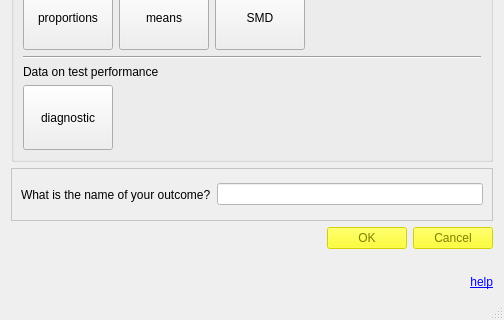
bwallace/OpenMeta-analyst-, file create_new_projectdlg.ui: the form before one commit; both pictures show x 0 to 504 and y 221 to 541 of the 504 by 541 pixel window.
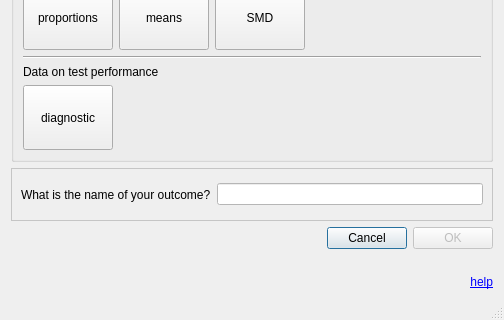
The form after the commit. Icons and pictures are not drawn.

Commit message: fixed ok/cancel behavior on create new project dialog

What changed in the file:
```diff
--- a/create_new_projectdlg.ui
+++ b/create_new_projectdlg.ui
@@ -924,429 +924,38 @@
     </widget>
    </item>
    <item>
-    <widget class="QDialogButtonBox" name="buttonBox">
-     <property name="enabled">
-      <bool>false</bool>
-     </property>
-     <property name="palette">
-      <palette>
-       <active>
-        <colorrole role="WindowText">
-         <brush brushstyle="SolidPattern">
-          <color alpha="255">
-           <red>0</red>
-           <green>0</green>
-           <blue>0</blue>
-          </color>
-         </brush>
-        </colorrole>
-        <colorrole role="Button">
-         <brush brushstyle="SolidPattern">
-          <color alpha="255">
-           <red>255</red>
-           <green>255</green>
-           <blue>0</blue>
-          </color>
-         </brush>
-        </colorrole>
-        <colorrole role="Light">
-         <brush brushstyle="SolidPattern">
-          <color alpha="255">
-           <red>255</red>
-           <green>255</green>
-           <blue>127</blue>
-          </color>
-         </brush>
-        </colorrole>
-        <colorrole role="Midlight">
-         <brush brushstyle="SolidPattern">
-          <color alpha="255">
-           <red>255</red>
-           <green>255</green>
-           <blue>63</blue>
-          </color>
-         </brush>
-        </colorrole>
-        <colorrole role="Dark">
-         <brush brushstyle="SolidPattern">
-          <color alpha="255">
-           <red>127</red>
-           <green>127</green>
-           <blue>0</blue>
-          </color>
-         </brush>
-        </colorrole>
-        <colorrole role="Mid">
-         <brush brushstyle="SolidPattern">
-          <color alpha="255">
-           <red>170</red>
-           <green>170</green>
-           <blue>0</blue>
-          </color>
-         </brush>
-        </colorrole>
-        <colorrole role="Text">
-         <brush brushstyle="SolidPattern">
-          <color alpha="255">
-           <red>0</red>
-           <green>0</green>
-           <blue>0</blue>
-          </color>
-         </brush>
-        </colorrole>
-        <colorrole role="BrightText">
-         <brush brushstyle="SolidPattern">
-          <color alpha="255">
-           <red>255</red>
-           <green>255</green>
-           <blue>255</blue>
-          </color>
-         </brush>
-        </colorrole>
-        <colorrole role="ButtonText">
-         <brush brushstyle="SolidPattern">
-          <color alpha="255">
-           <red>0</red>
-           <green>0</green>
-           <blue>0</blue>
-          </color>
-         </brush>
-        </colorrole>
-        <colorrole role="Base">
-         <brush brushstyle="SolidPattern">
-          <color alpha="255">
-           <red>255</red>
-           <green>255</green>
-           <blue>255</blue>
-          </color>
-         </brush>
-        </colorrole>
-        <colorrole role="Window">
-         <brush brushstyle="SolidPattern">
-          <color alpha="255">
-           <red>255</red>
-           <green>255</green>
-           <blue>0</blue>
-          </color>
-         </brush>
-        </colorrole>
-        <colorrole role="Shadow">
-         <brush brushstyle="SolidPattern">
-          <color alpha="255">
-           <red>0</red>
-           <green>0</green>
-           <blue>0</blue>
-          </color>
-         </brush>
-        </colorrole>
-        <colorrole role="AlternateBase">
-         <brush brushstyle="SolidPattern">
-          <color alpha="255">
-           <red>255</red>
-           <green>255</green>
-           <blue>127</blue>
-          </color>
-         </brush>
-        </colorrole>
-        <colorrole role="ToolTipBase">
-         <brush brushstyle="SolidPattern">
-          <color alpha="255">
-           <red>255</red>
-           <green>255</green>
-           <blue>220</blue>
-          </color>
-         </brush>
-        </colorrole>
-        <colorrole role="ToolTipText">
-         <brush brushstyle="SolidPattern">
-          <color alpha="255">
-           <red>0</red>
-           <green>0</green>
-           <blue>0</blue>
-          </color>
-         </brush>
-        </colorrole>
-       </active>
-       <inactive>
-        <colorrole role="WindowText">
-         <brush brushstyle="SolidPattern">
-          <color alpha="255">
-           <red>0</red>
-           <green>0</green>
-           <blue>0</blue>
-          </color>
-         </brush>
-        </colorrole>
-        <colorrole role="Button">
-         <brush brushstyle="SolidPattern">
-          <color alpha="255">
-           <red>255</red>
-           <green>255</green>
-           <blue>0</blue>
-          </color>
-         </brush>
-        </colorrole>
-        <colorrole role="Light">
-         <brush brushstyle="SolidPattern">
-          <color alpha="255">
-           <red>255</red>
-           <green>255</green>
-           <blue>127</blue>
-          </color>
-         </brush>
-        </colorrole>
-        <colorrole role="Midlight">
-         <brush brushstyle="SolidPattern">
-          <color alpha="255">
-           <red>255</red>
-           <green>255</green>
-           <blue>63</blue>
-          </color>
-         </brush>
-        </colorrole>
-        <colorrole role="Dark">
-         <brush brushstyle="SolidPattern">
-          <color alpha="255">
-           <red>127</red>
-           <green>127</green>
-           <blue>0</blue>
-          </color>
-         </brush>
-        </colorrole>
-        <colorrole role="Mid">
-         <brush brushstyle="SolidPattern">
-          <color alpha="255">
-           <red>170</red>
-           <green>170</green>
-           <blue>0</blue>
-          </color>
-         </brush>
-        </colorrole>
-        <colorrole role="Text">
-         <brush brushstyle="SolidPattern">
-          <color alpha="255">
-           <red>0</red>
-           <green>0</green>
-           <blue>0</blue>
-          </color>
-         </brush>
-        </colorrole>
-        <colorrole role="BrightText">
-         <brush brushstyle="SolidPattern">
-          <color alpha="255">
-           <red>255</red>
-           <green>255</green>
-           <blue>255</blue>
-          </color>
-         </brush>
-        </colorrole>
-        <colorrole role="ButtonText">
-         <brush brushstyle="SolidPattern">
-          <color alpha="255">
-           <red>0</red>
-           <green>0</green>
-           <blue>0</blue>
-          </color>
-         </brush>
-        </colorrole>
-        <colorrole role="Base">
-         <brush brushstyle="SolidPattern">
-          <color alpha="255">
-           <red>255</red>
-           <green>255</green>
-           <blue>255</blue>
-          </color>
-         </brush>
-        </colorrole>
-        <colorrole role="Window">
-         <brush brushstyle="SolidPattern">
-          <color alpha="255">
-           <red>255</red>
-           <green>255</green>
-           <blue>0</blue>
-          </color>
-         </brush>
-        </colorrole>
-        <colorrole role="Shadow">
-         <brush brushstyle="SolidPattern">
-          <color alpha="255">
-           <red>0</red>
-           <green>0</green>
-           <blue>0</blue>
-          </color>
-         </brush>
-        </colorrole>
-        <colorrole role="AlternateBase">
-         <brush brushstyle="SolidPattern">
-          <color alpha="255">
-           <red>255</red>
-           <green>255</green>
-           <blue>127</blue>
-          </color>
-         </brush>
-        </colorrole>
-        <colorrole role="ToolTipBase">
-         <brush brushstyle="SolidPattern">
-          <color alpha="255">
-           <red>255</red>
-           <green>255</green>
-           <blue>220</blue>
-          </color>
-         </brush>
-        </colorrole>
-        <colorrole role="ToolTipText">
-         <brush brushstyle="SolidPattern">
-          <color alpha="255">
-           <red>0</red>
-           <green>0</green>
-           <blue>0</blue>
-          </color>
-         </brush>
-        </colorrole>
-       </inactive>
-       <disabled>
-        <colorrole role="WindowText">
-         <brush brushstyle="SolidPattern">
-          <color alpha="255">
-           <red>127</red>
-           <green>127</green>
-           <blue>0</blue>
-          </color>
-         </brush>
-        </colorrole>
-        <colorrole role="Button">
-         <brush brushstyle="SolidPattern">
-          <color alpha="255">
-           <red>255</red>
-           <green>255</green>
-           <blue>0</blue>
-          </color>
-         </brush>
-        </colorrole>
-        <colorrole role="Light">
-         <brush brushstyle="SolidPattern">
-          <color alpha="255">
-           <red>255</red>
-           <green>255</green>
-           <blue>127</blue>
-          </color>
-         </brush>
-        </colorrole>
-        <colorrole role="Midlight">
-         <brush brushstyle="SolidPattern">
-          <color alpha="255">
-           <red>255</red>
-           <green>255</green>
-           <blue>63</blue>
-          </color>
-         </brush>
-        </colorrole>
-        <colorrole role="Dark">
-         <brush brushstyle="SolidPattern">
-          <color alpha="255">
-           <red>127</red>
-           <green>127</green>
-           <blue>0</blue>
-          </color>
-         </brush>
-        </colorrole>
-        <colorrole role="Mid">
-         <brush brushstyle="SolidPattern">
-          <color alpha="255">
-           <red>170</red>
-           <green>170</green>
-           <blue>0</blue>
-          </color>
-         </brush>
-        </colorrole>
-        <colorrole role="Text">
-         <brush brushstyle="SolidPattern">
-          <color alpha="255">
-           <red>127</red>
-           <green>127</green>
-           <blue>0</blue>
-          </color>
-         </brush>
-        </colorrole>
-        <colorrole role="BrightText">
-         <brush brushstyle="SolidPattern">
-          <color alpha="255">
-           <red>255</red>
-           <green>255</green>
-           <blue>255</blue>
-          </color>
-         </brush>
-        </colorrole>
-        <colorrole role="ButtonText">
-         <brush brushstyle="SolidPattern">
-          <color alpha="255">
-           <red>127</red>
-           <green>127</green>
-           <blue>0</blue>
-          </color>
-         </brush>
-        </colorrole>
-        <colorrole role="Base">
-         <brush brushstyle="SolidPattern">
-          <color alpha="255">
-           <red>255</red>
-           <green>255</green>
-           <blue>0</blue>
-          </color>
-         </brush>
-        </colorrole>
-        <colorrole role="Window">
-         <brush brushstyle="SolidPattern">
-          <color alpha="255">
-           <red>255</red>
-           <green>255</green>
-           <blue>0</blue>
-          </color>
-         </brush>
-        </colorrole>
-        <colorrole role="Shadow">
-         <brush brushstyle="SolidPattern">
-          <color alpha="255">
-           <red>0</red>
-           <green>0</green>
-           <blue>0</blue>
-          </color>
-         </brush>
-        </colorrole>
-        <colorrole role="AlternateBase">
-         <brush brushstyle="SolidPattern">
-          <color alpha="255">
-           <red>255</red>
-           <green>255</green>
-           <blue>0</blue>
-          </color>
-         </brush>
-        </colorrole>
-        <colorrole role="ToolTipBase">
-         <brush brushstyle="SolidPattern">
-          <color alpha="255">
-           <red>255</red>
-           <green>255</green>
-           <blue>220</blue>
-          </color>
-         </brush>
-        </colorrole>
-        <colorrole role="ToolTipText">
-         <brush brushstyle="SolidPattern">
-          <color alpha="255">
-           <red>0</red>
-           <green>0</green>
-           <blue>0</blue>
-          </color>
-         </brush>
-        </colorrole>
-       </disabled>
-      </palette>
-     </property>
-     <property name="standardButtons">
-      <set>QDialogButtonBox::Cancel|QDialogButtonBox::Ok</set>
-     </property>
-    </widget>
+    <layout class="QHBoxLayout" name="horizontalLayout">
+     <item>
+      <spacer name="horizontalSpacer">
+       <property name="orientation">
+        <enum>Qt::Horizontal</enum>
+       </property>
+       <property name="sizeHint" stdset="0">
+        <size>
+         <width>40</width>
+         <height>20</height>
+        </size>
+       </property>
+      </spacer>
+     </item>
+     <item>
+      <widget class="QPushButton" name="cancel_Button">
+       <property name="text">
+        <string>Cancel</string>
+       </property>
+      </widget>
+     </item>
+     <item>
+      <widget class="QPushButton" name="ok_Button">
+       <property name="enabled">
+        <bool>false</bool>
+       </property>
+       <property name="text">
+        <string>OK</string>
+       </property>
+      </widget>
+     </item>
+    </layout>
    </item>
    <item>
     <widget class="QLabel" name="helpLabel">
```
Left out of the diff: 42 changed lines with no effect on the pictures. The commit also changes 2 other files.
